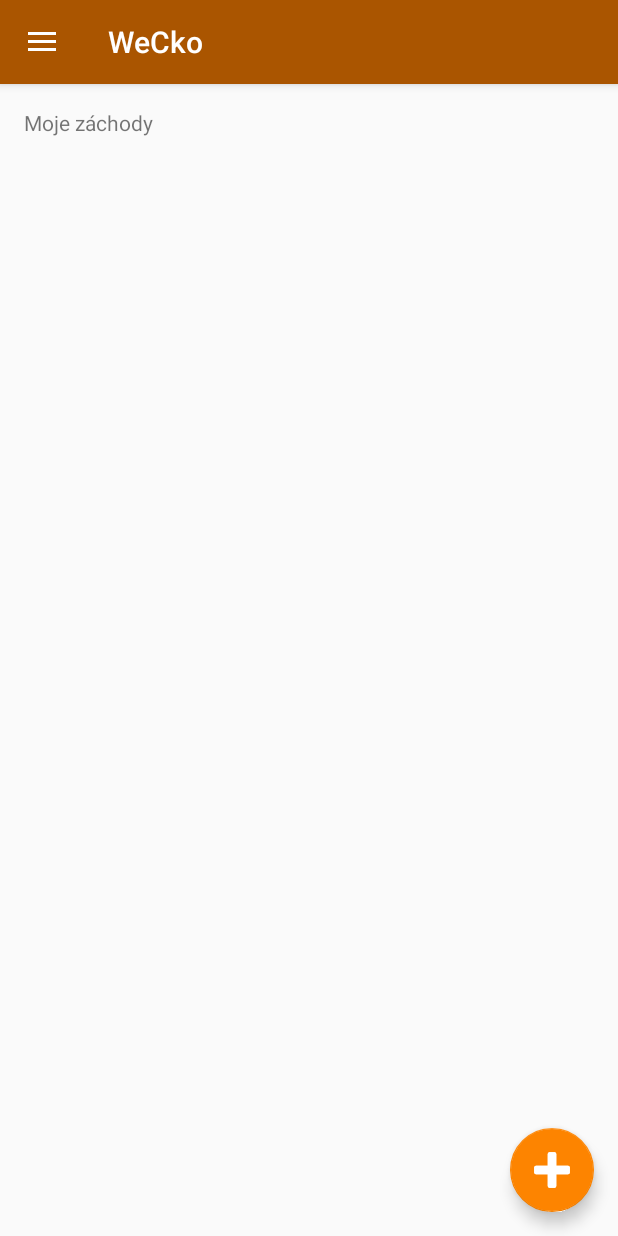
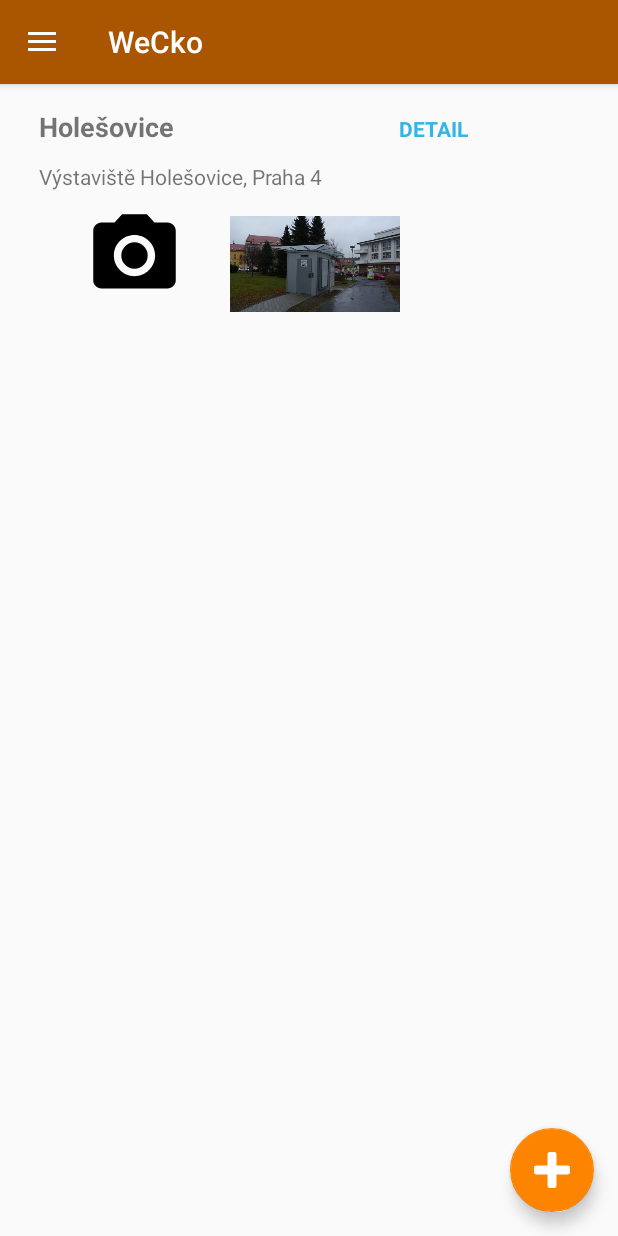
Before and after one commit to mlazovla/Wecko, an Android app: the screen it shows after launch (NearestToilet), in the side drawer, after a tap on "Moje WC", on a phone screen of 412 x 824 dp. Run offline under Robolectric (Android 15) with nearby library versions, the phone set to English and light mode, and no system bars.

Commit message:
Update content_my_toilets.xml

```diff
--- a/app/src/main/res/layout/content_my_toilets.xml
+++ b/app/src/main/res/layout/content_my_toilets.xml
@@ -13,8 +13,75 @@
     tools:context="com.example.vml.wecko.NearestToilet"
     tools:showIn="@layout/app_bar_nearest_toilet">
 
+    <LinearLayout
+        android:orientation="horizontal"
+        android:layout_height="wrap_content"
+        android:layout_width="match_parent"
+        android:id="@+id/detail"
+        android:clickable="true"
+        android:layout_marginLeft="10dp"
+        android:layout_alignParentTop="true"
+        android:layout_alignParentEnd="true">
+        <TextView
+            android:text="Holešovice"
+            android:layout_width="wrap_content"
+            android:layout_height="wrap_content"
+            android:id="@+id/textView16"
+            android:textSize="18sp"
+            android:textStyle="normal|bold"
+            android:textAlignment="textStart"
+            android:layout_alignParentTop="true"
+            android:layout_alignParentStart="true" />
+        <TextView
+            android:text="DETAIL"
+            android:layout_width="wrap_content"
+            android:layout_height="wrap_content"
+            android:layout_marginLeft="150dp"
+            android:id="@+id/textView17"
+            android:textSize="14sp"
+            android:textStyle="normal|bold"
+            android:textAlignment="textStart"
+            android:layout_alignParentTop="true"
+            android:layout_alignParentStart="true"
+            android:textColor="@android:color/holo_blue_light" />
+
+
+    </LinearLayout>
+
+    <LinearLayout
+        android:orientation="horizontal"
+        android:layout_height="wrap_content"
+        android:layout_width="match_parent"
+        android:id="@+id/detailImage"
+        android:clickable="true"
+        android:layout_marginLeft="10dp"
+        android:layout_marginTop="10dp"
+        android:layout_below="@+id/textView17"
+        android:layout_alignParentEnd="true">
+
+
+        <ImageView
+            android:layout_width="127dp"
+            android:layout_height="66dp"
+            app:srcCompat="@drawable/ic_menu_camera"
+            android:id="@+id/imageView4" />
+
+        <ImageView
+            android:layout_width="113dp"
+            android:layout_height="77dp"
+            app:srcCompat="@drawable/wc_background"
+            android:id="@+id/imageView5" />
+    </LinearLayout>
+
     <TextView
+        android:text="Výstaviště Holešovice, Praha 4"
         android:layout_width="wrap_content"
         android:layout_height="wrap_content"
-        android:text="Moje záchody" />
-</RelativeLayout>
+        android:layout_marginTop="11dp"
+        android:id="@+id/textView17"
+        android:layout_below="@+id/detail"
+        android:layout_alignStart="@+id/detail" />
+
+
+
+    </RelativeLayout>
```
